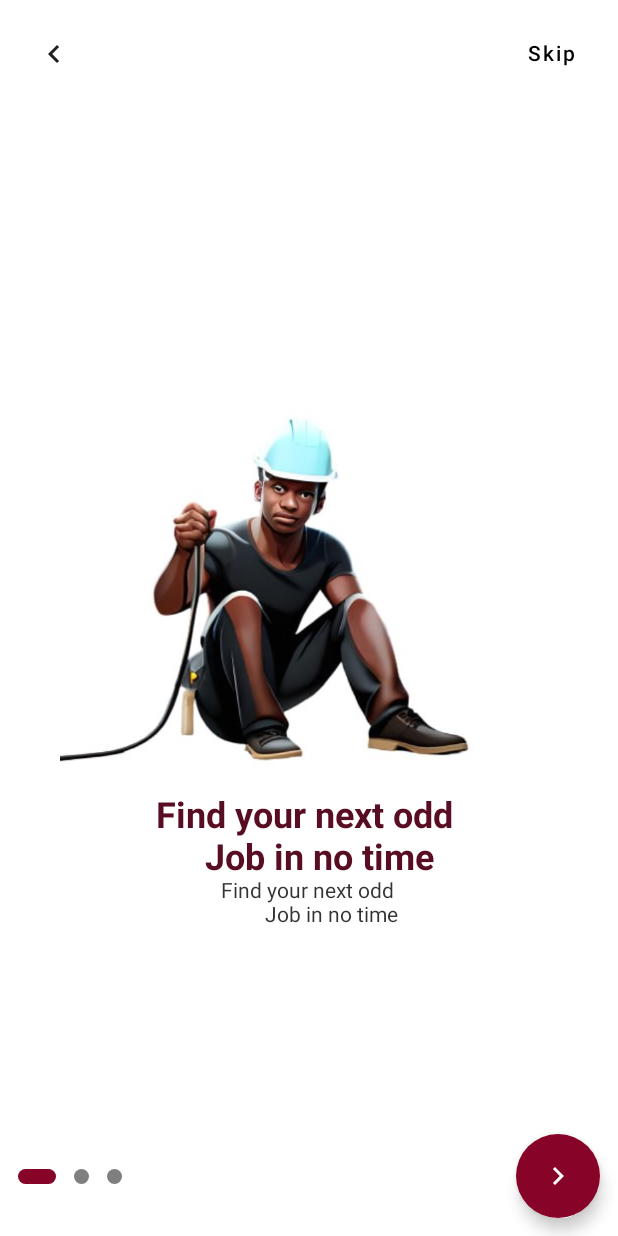
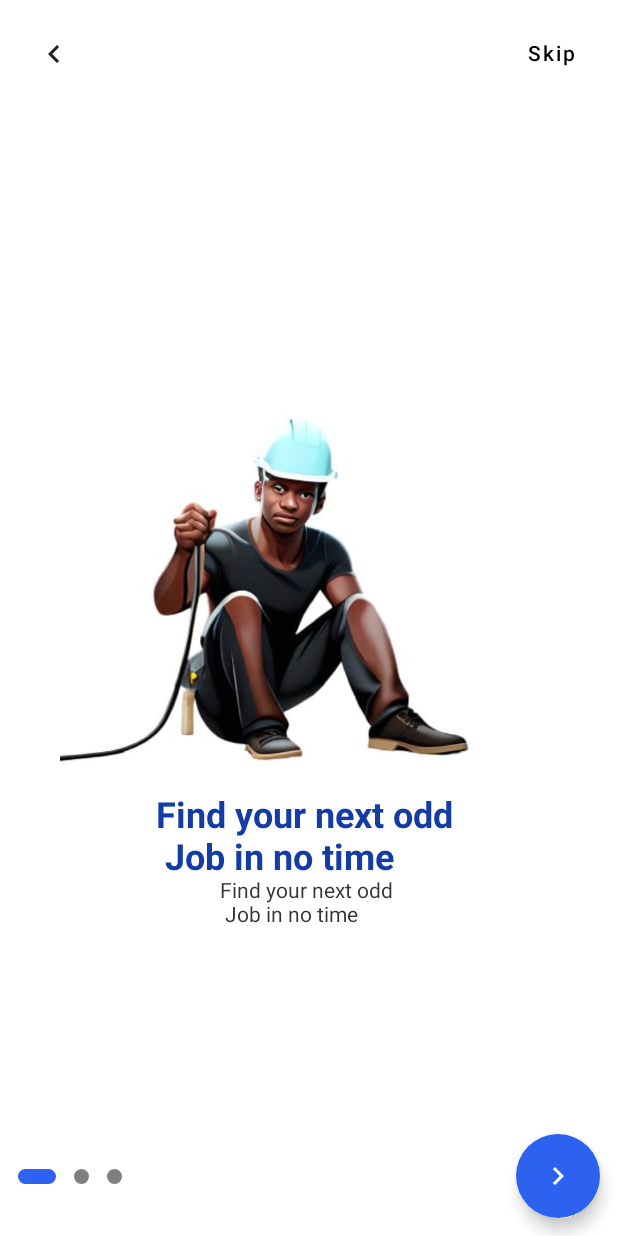
Before and after one commit to ledoux25/TCHAFA_KOTLIN, an Android app built with Jetpack Compose: the screen it shows after launch (MainActivity), on a phone screen of 412 x 824 dp. Run offline under Robolectric (Android 15) with nearby library versions, the phone set to English and light mode, and no system bars; our stand-ins replace accompanist.

Commit message:
modification des couleur sur le onbaoding

```diff
--- a/app/build.gradle
+++ b/app/build.gradle
@@ -94,5 +94,5 @@ dependencies {
     implementation "com.google.accompanist:accompanist-pager-indicators:0.12.0"
     implementation "com.google.accompanist:accompanist-pager:0.12.0"
 
-
+    implementation "io.coil-kt:coil-compose:1.4.0"
 }
--- a/app/src/main/java/com/example/tchafa/ui/theme/Color.kt
+++ b/app/src/main/java/com/example/tchafa/ui/theme/Colors.kt
@@ -1,4 +1,5 @@
 package com.example.tchafa.ui.theme
+
 
 import android.hardware.lights.Light
 import androidx.compose.ui.graphics.Color
@@ -18,8 +19,9 @@ val LightGray = Color(0xFFF0F0F0)
 val LightBlack = Color(0x4B000000)
 val LightGreen = Color(0xFFEFF2EE)
 
-val textcolor = Color(0xFF590D22)
+val primaryColor = Color(0x2C62EF) // couleur primaire
+val textcolor = Color(0xFF133CA4)
 val PrimaryGreen = Color(0xFF7FD883)
 val blue = Color(0xFF001B3A)
 val pink=Color(0xFFE291A8)
-val colorbutton = Color(0xFF880328)
+val colorbutton = Color(0xFFE2C62EF)
--- a/app/src/main/java/com/example/tchafa/ui/theme/onBoarding/Candidatures.kt
+++ b/app/src/main/java/com/example/tchafa/ui/theme/onBoarding/Candidatures.kt
@@ -161,6 +161,7 @@ fun CardBesoin(PublicationBesoin : PublicationBesoin){
                     )
                 )
             }
+
                 Button(
                     onClick = { /*TODO*/ },
                     modifier= Modifier
--- a/app/src/main/java/com/example/tchafa/ui/theme/onBoarding/Onboarding.kt
+++ b/app/src/main/java/com/example/tchafa/ui/theme/onBoarding/Onboarding.kt
@@ -114,6 +114,7 @@ fun BottomSection(size: Int, index: Int, onNextClicked: () -> Unit) {
             onClick = onNextClicked,
             modifier = Modifier.align(Alignment.CenterEnd),
             backgroundColor = colorbutton,
+
             contentColor = MaterialTheme.colors.onPrimary
         ) {
             Icon(Icons.Outlined.KeyboardArrowRight, null)
@@ -174,20 +175,22 @@ fun OnBoardingItem(
             .padding(40.dp)
     ) {
         Image(painter = painterResource( id= item.image), contentDescription = null )
-
+    Row(Modifier.fillMaxWidth(), horizontalArrangement = Arrangement.Center) {
         Text(
             text = stringResource( id= item.title),
             fontSize = 24.sp,
-        color = textcolor,
-        fontWeight = FontWeight.Bold
+            color = textcolor,
+            fontWeight = FontWeight.Bold,
+        )
+    }
 
-        )
-
+    Row(Modifier.fillMaxWidth(), horizontalArrangement = Arrangement.Center) {
         Text(
             text = stringResource( id=item.text),
             fontSize = 14.sp,
             color = MaterialTheme.colors.onBackground.copy(alpha = 0.8f),
-            textAlign = TextAlign.Center
         )
     }
+
+    }
 }
--- a/app/src/main/res/values/strings.xml
+++ b/app/src/main/res/values/strings.xml
@@ -2,13 +2,13 @@
     <string name="app_name">TCHAFA</string>
 
 
-    <string name="onBoardingTitle1">Find your next odd \n \t\t Job in no time</string>
-    <string name="onBoardingText1">Discover unique opportunities \n \t\t for odd jobs</string>
+    <string name="onBoardingTitle1">Find your next odd \n  Job in no time</string>
+    <string name="onBoardingText1">Discover unique opportunities \n for odd jobs</string>
 
-    <string name="onBoardingTitle2">Don t let small jobs \n \t\t\t go unnoticed</string>
-    <string name="onBoardingText2">Quickly and easily find odd jobs \n \t\t\t in your area</string>
+    <string name="onBoardingTitle2">Don\'t let small jobs \n  \t \t  go unnoticed</string>
+    <string name="onBoardingText2">Quickly and easily find odd jobs \n \t \t in your area</string>
 
-    <string name="onBoardingTitle3"> \t\t\t \t \t \t \t \t Expand your \n \t\t\t professional horisons</string>
+    <string name="onBoardingTitle3"> Expand your \n professional horisons</string>
     <string name="onBoardingText3">Sign up on in TCHAFA now</string>
 
 </resources>
```
Also changed, not shown: app/src/main/java/com/example/tchafa/start/Profils.kt (+137 -0 lines).
